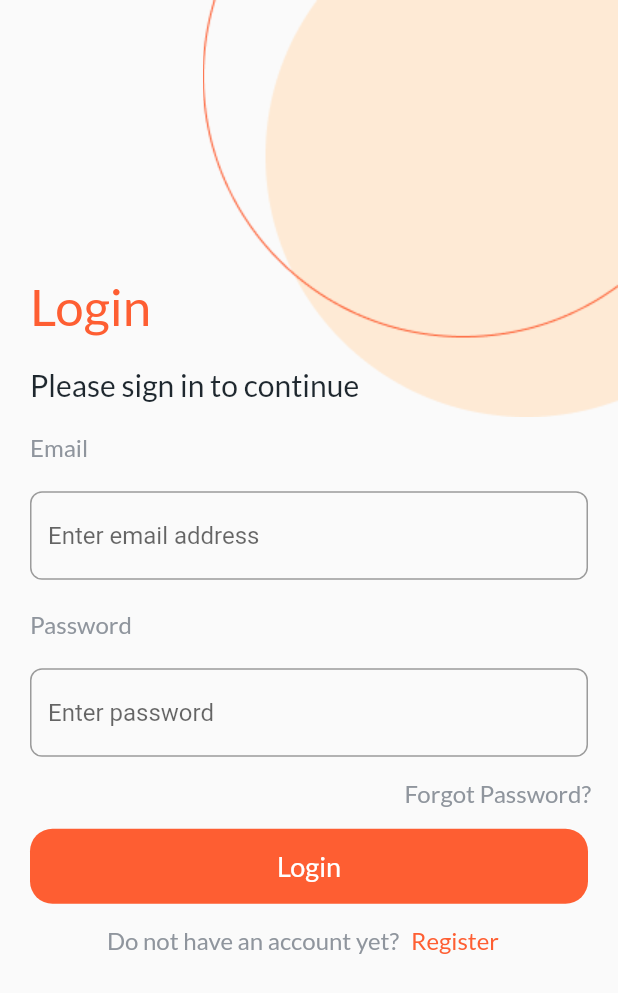
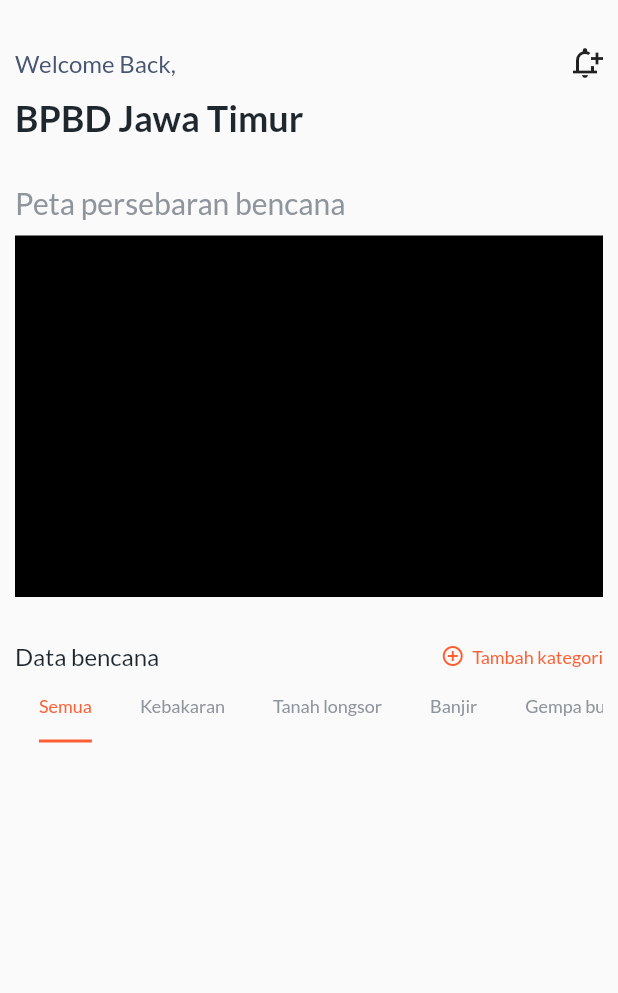
Before and after one commit to dafaraisya/bpbd_jatim, a Flutter app: the screen it shows after launch, on a phone screen of 412 x 824 dp. Shown: the top 993 px of the screen. Run offline on Flutter 3.47's test engine with Material 2 defaults, Android fonts, the phone set to English and light mode, and no system bars; our stand-ins replace flutter_svg, google_fonts.

Commit message:
add home screen

```diff
--- a/lib/main.dart
+++ b/lib/main.dart
@@ -1,3 +1,4 @@
+import 'package:bpbd_jatim/screens/home.dart';
 import 'package:bpbd_jatim/screens/sign_in.dart';
 import 'package:bpbd_jatim/themes/app_theme.dart';
 import 'package:flutter/material.dart';
@@ -15,7 +16,7 @@
       debugShowCheckedModeBanner: false,
       title: 'Flutter Demo',
       theme: AppTheme.lightTheme,
-      home: const SignIn(),
+      home: const Home(),
     );
   }
 }
--- a/lib/screens/home.dart
+++ b/lib/screens/home.dart
@@ -0,0 +1,142 @@
+import 'package:bpbd_jatim/components/app_card.dart';
+import 'package:flutter/material.dart';
+
+class Home extends StatelessWidget {
+  const Home({Key? key}) : super(key: key);
+
+  @override
+  Widget build(BuildContext context) {
+    return Scaffold(
+      body: SafeArea(
+        child: Padding(
+          padding: const EdgeInsets.symmetric(horizontal: 10),
+          child: Column(
+            crossAxisAlignment: CrossAxisAlignment.start,
+            children: [
+              const SizedBox(height: 30),
+              Row(
+                mainAxisAlignment: MainAxisAlignment.spaceBetween,
+                children: [
+                  Text(
+                    'Welcome Back,',
+                    style: Theme.of(context).textTheme.bodyText1?.copyWith(
+                          color: Theme.of(context).colorScheme.secondaryVariant,
+                        ),
+                  ),
+                  const Icon(Icons.notification_add_outlined),
+                ],
+              ),
+              const SizedBox(height: 10),
+              Text(
+                'BPBD Jawa Timur',
+                style: Theme.of(context).textTheme.headline5?.copyWith(
+                      fontWeight: FontWeight.w600,
+                    ),
+              ),
+              const SizedBox(height: 30),
+              Text(
+                'Peta persebaran bencana',
+                style: Theme.of(context).textTheme.headline6?.copyWith(
+                      color: Theme.of(context).colorScheme.secondary,
+                    ),
+              ),
+              const SizedBox(height: 10),
+              Container(
+                height: 241,
+                width: double.infinity,
+                color: Colors.black,
+              ),
+              const SizedBox(height: 30),
+              Row(
+                mainAxisAlignment: MainAxisAlignment.spaceBetween,
+                children: [
+                  Text(
+                    'Data bencana',
+                    style: Theme.of(context).textTheme.bodyText1,
+                  ),
+                  Row(
+                    children: [
+                      Icon(
+                        Icons.add_circle_outline,
+                        size: 16,
+                        color: Theme.of(context).colorScheme.primary,
+                      ),
+                      const SizedBox(width: 5),
+                      Text(
+                        'Tambah kategori',
+                        style: Theme.of(context).textTheme.caption?.copyWith(
+                              color: Theme.of(context).colorScheme.primary,
+                            ),
+                      ),
+                    ],
+                  ),
+                ],
+              ),
+              const SizedBox(width: 15),
+              Expanded(
+                child: DefaultTabController(
+                  length: 5,
+                  child: Column(
+                    children: [
+                      TabBar(
+                        isScrollable: true,
+                        indicatorSize: TabBarIndicatorSize.label,
+                        labelColor: Theme.of(context).colorScheme.primary,
+                        labelStyle: Theme.of(context).textTheme.caption,
+                        unselectedLabelColor:
+                            Theme.of(context).colorScheme.secondary,
+                        indicatorColor: Theme.of(context).colorScheme.primary,
+                        tabs: const [
+                          Tab(text: 'Semua'),
+                          Tab(text: 'Kebakaran'),
+                          Tab(text: 'Tanah longsor'),
+                          Tab(text: 'Banjir'),
+                          Tab(text: 'Gempa bumi'),
+                        ],
+                      ),
+                      const SizedBox(height: 10),
+                      const Expanded(
+                        child: TabBarView(
+                          children: [
+                            Center(),
+                            Center(),
+                            Center(),
+                            Center(),
+                            Center(),
+                          ],
+                        ),
+                      ),
+                    ],
+                  ),
+                ),
+              ),
+            ],
+          ),
+        ),
+      ),
+    );
+  }
+}
+
+class Dummy extends StatelessWidget {
+  const Dummy({Key? key}) : super(key: key);
+
+  @override
+  Widget build(BuildContext context) {
+    return GridView.builder(
+        gridDelegate: const SliverGridDelegateWithMaxCrossAxisExtent(
+          maxCrossAxisExtent: 200,
+          childAspectRatio: 1 / 1.1,
+        ),
+        itemCount: 5,
+        itemBuilder: (BuildContext ctx, index) {
+          return AppCard(
+            title: 'Kebakaran gedung',
+            imageUrl: 'https://picsum.photos/200/300',
+            street: 'Jl. Semarang surabaya',
+            date: '20 Mei 2021',
+            onTap: () {},
+          );
+        });
+  }
+}
```
Also changed, not shown: pubspec.lock.
